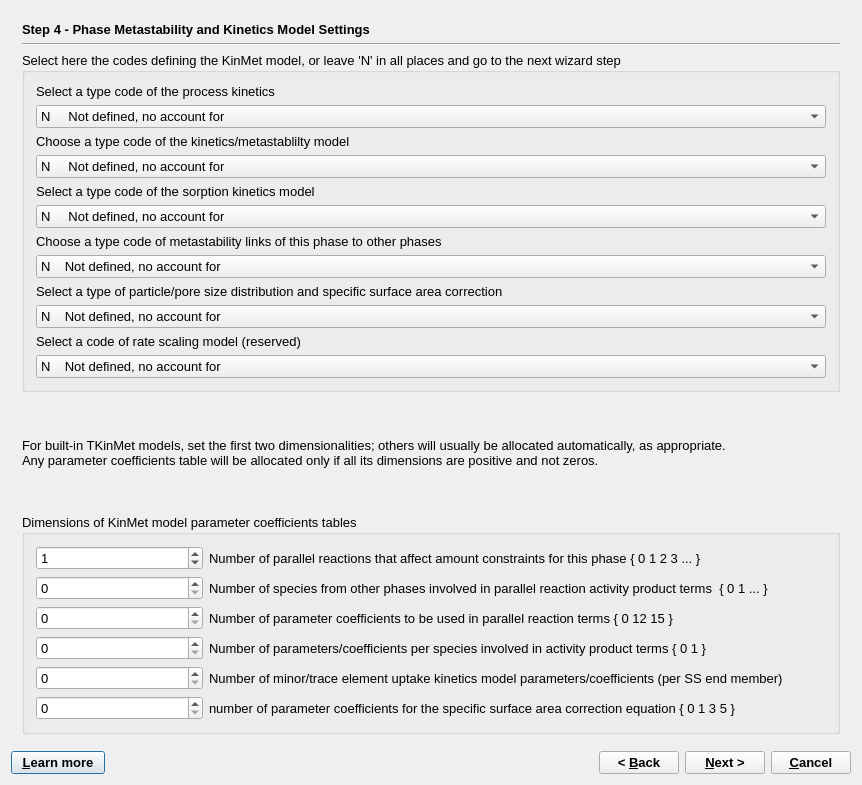
This is GUI/Dialogs4/PhaseWizard4.ui in gemshub/GEMSGUI as Qt 5 draws it before an edit. The edited form follows.
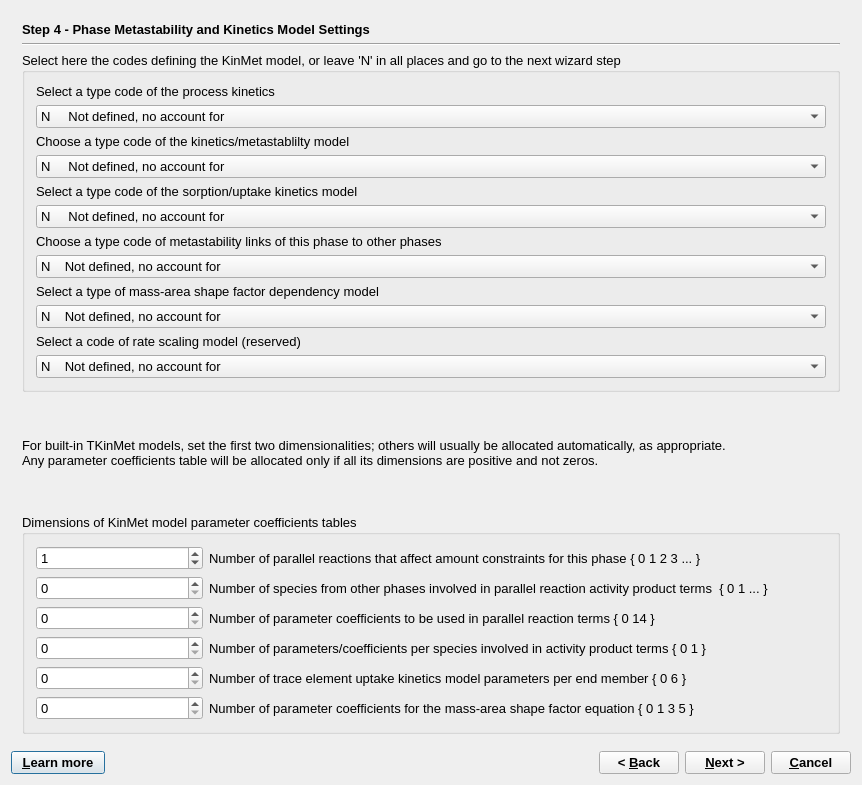
This is the edited form. The open tabs and pages were chosen to show the change.

Commit message: Added stub options, small corrections on the kinetics page of Phase wizard; corrections in CarbSea test project.

The edit to the form file:
```diff
--- a/GUI/Dialogs4/PhaseWizard4.ui
+++ b/GUI/Dialogs4/PhaseWizard4.ui
@@ -1310,7 +1310,7 @@
           <item>
            <widget class="QLabel" name="label_9">
             <property name="text">
-             <string>Select a type code of the sorption kinetics model</string>
+             <string>Select a type code of the sorption/uptake kinetics model</string>
             </property>
            </widget>
           </item>
@@ -1392,7 +1392,7 @@
           <item>
            <widget class="QLabel" name="label_11">
             <property name="text">
-             <string>Select a type of particle/pore size distribution and specific surface area correction</string>
+             <string>Select a type of mass-area shape factor dependency model</string>
             </property>
            </widget>
           </item>
@@ -1496,7 +1496,7 @@
           <item row="2" column="1">
            <widget class="QLabel" name="label_20">
             <property name="text">
-             <string>Number of parameter coefficients to be used in parallel reaction terms { 0 12 15 }</string>
+             <string>Number of parameter coefficients to be used in parallel reaction terms { 0 14 }</string>
             </property>
            </widget>
           </item>
@@ -1516,7 +1516,7 @@
           <item row="4" column="1">
            <widget class="QLabel" name="label_21">
             <property name="text">
-             <string>Number of minor/trace element uptake kinetics model parameters/coefficients (per SS end member)</string>
+             <string>Number of trace element uptake kinetics model parameters per end member { 0 6 }</string>
             </property>
            </widget>
           </item>
@@ -1526,7 +1526,7 @@
           <item row="5" column="1">
            <widget class="QLabel" name="label_24">
             <property name="text">
-             <string>number of parameter coefficients for the specific surface area correction equation { 0 1 3 5 }</string>
+             <string>Number of parameter coefficients for the mass-area shape factor equation { 0 1 3 5 }</string>
             </property>
            </widget>
           </item>
```
Left out of the diff: 73 changed lines with no effect on the pictures. The commit also changes 8 other files.
